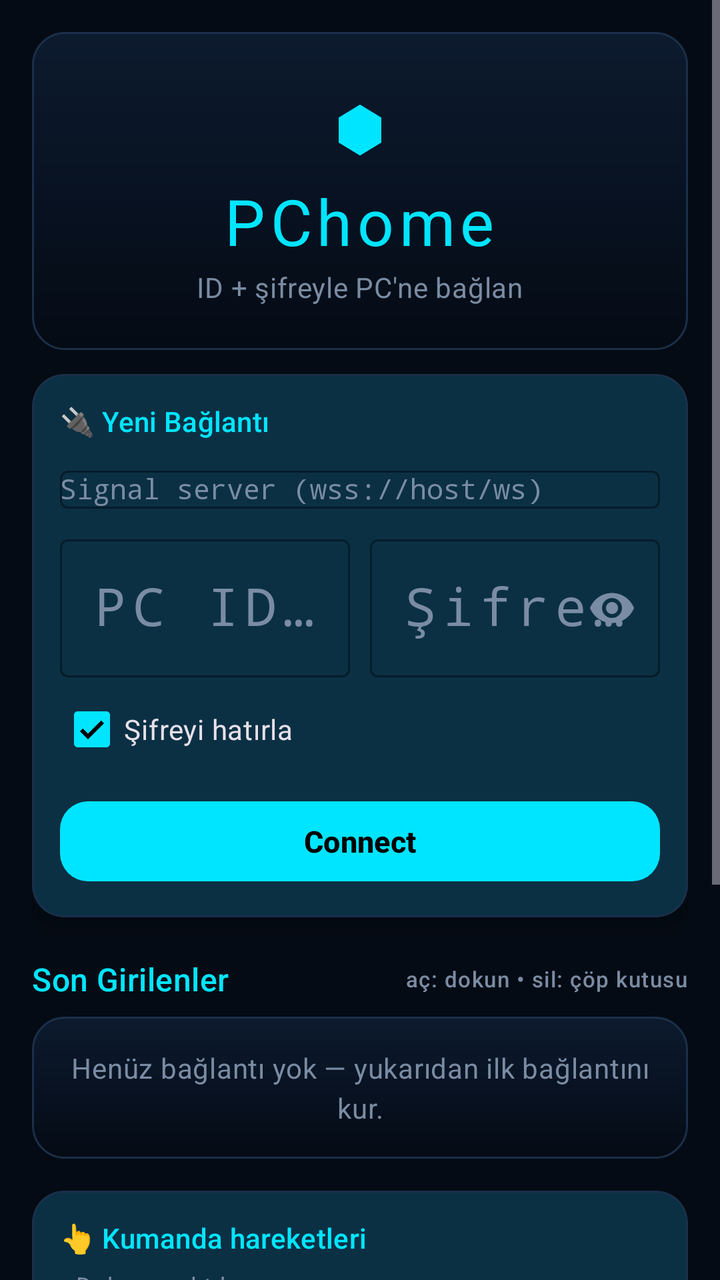
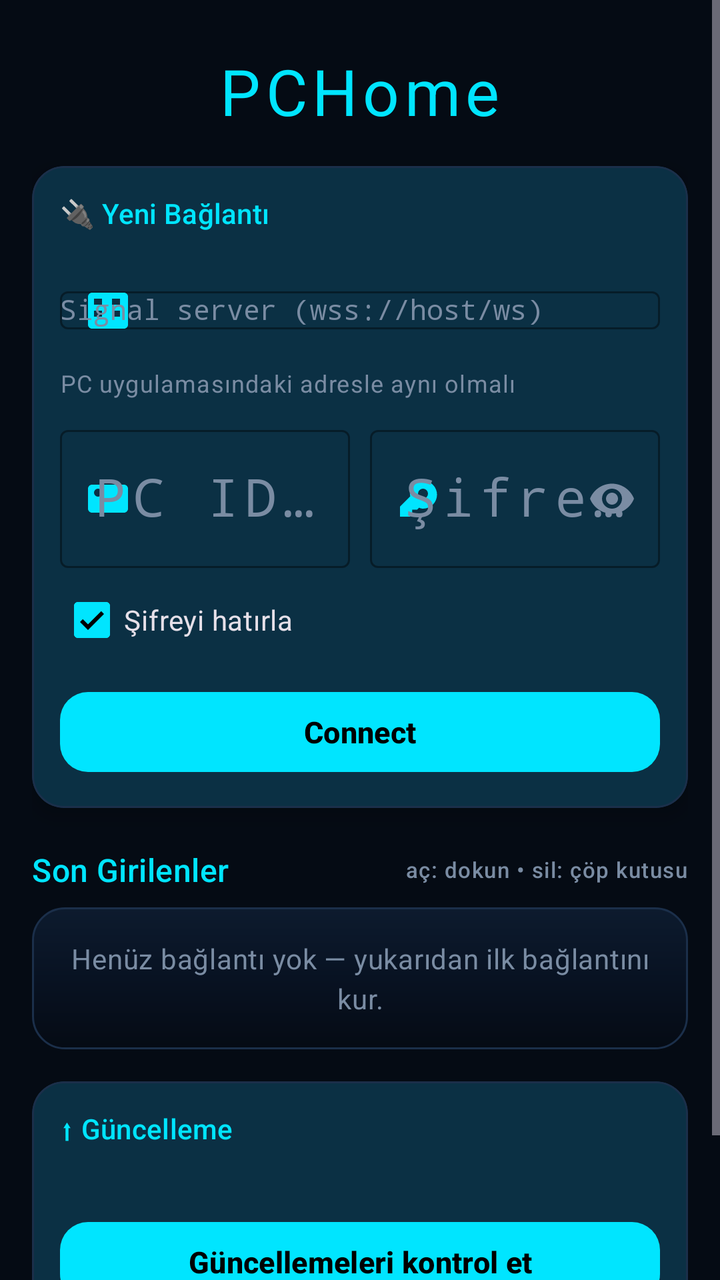

Screens rendered from an Android XML layout before and after an edit, with the pre-edit source and the edit as a unified diff.
<!-- AndroidManifest.xml: activity theme Theme.PChome -->
<!-- res/layout/activity_pin.xml -->
<?xml version="1.0" encoding="utf-8"?>
<ScrollView xmlns:android="http://schemas.android.com/apk/res/android"
    xmlns:app="http://schemas.android.com/apk/res-auto"
    android:layout_width="match_parent"
    android:layout_height="match_parent"
    android:fillViewport="true"
    android:background="@color/pchome_background">

    <LinearLayout
        android:layout_width="match_parent"
        android:layout_height="wrap_content"
        android:orientation="vertical"
        android:gravity="center_horizontal"
        android:padding="16dp">

        
        <LinearLayout
            android:layout_width="match_parent"
            android:layout_height="wrap_content"
            android:orientation="vertical"
            android:gravity="center_horizontal"
            android:background="@drawable/bg_neon_header"
            android:padding="18dp">

            <com.google.android.material.textview.MaterialTextView
                android:layout_width="wrap_content"
                android:layout_height="wrap_content"
                android:text="⬢"
                android:textSize="40sp"
                android:textColor="@color/pchome_cyan" />

            <com.google.android.material.textview.MaterialTextView
                android:layout_width="wrap_content"
                android:layout_height="wrap_content"
                android:text="@string/app_name"
                android:textAppearance="?attr/textAppearanceHeadlineLarge"
                android:textColor="@color/pchome_cyan"
                android:letterSpacing="0.08" />

            <com.google.android.material.textview.MaterialTextView
                android:layout_width="wrap_content"
                android:layout_height="wrap_content"
                android:text="@string/connect_subtitle"
                android:textAppearance="?attr/textAppearanceBodyMedium"
                android:textColor="@color/pchome_muted"
                android:layout_marginTop="2dp"
                android:layout_marginBottom="4dp" />
        </LinearLayout>

        
        <com.google.android.material.card.MaterialCardView
            android:layout_width="match_parent"
            android:layout_height="wrap_content"
            android:layout_marginTop="12dp"
            style="@style/Widget.PChome.ConnectCard">

            <LinearLayout
                android:layout_width="match_parent"
                android:layout_height="wrap_content"
                android:orientation="vertical"
                android:padding="14dp">

                <com.google.android.material.textview.MaterialTextView
                    android:layout_width="wrap_content"
                    android:layout_height="wrap_content"
                    android:text="@string/connect_card_title"
                    android:textAppearance="?attr/textAppearanceTitleSmall"
                    android:textColor="@color/pchome_cyan"
                    android:layout_marginBottom="10dp" />

                <com.google.android.material.textfield.TextInputLayout
                    android:layout_width="match_parent"
                    android:layout_height="wrap_content"
                    android:hint="@string/signal_server_hint"
                    app:boxStrokeColor="@color/pchome_cyan"
                    app:boxStrokeWidth="1dp"
                    app:boxStrokeWidthFocused="2dp"
                    app:hintTextColor="@color/pchome_muted"
                    style="@style/Widget.Material3.TextInputLayout.OutlinedBox">

                    <AutoCompleteTextView
                        android:id="@+id/server"
                        android:layout_width="match_parent"
                        android:layout_height="wrap_content"
                        android:inputType="textUri"
                        android:imeOptions="actionNext"
                        android:textSize="14sp"
                        android:textColor="@color/pchome_text"
                        android:fontFamily="monospace" />
                </com.google.android.material.textfield.TextInputLayout>

                <LinearLayout
                    android:layout_width="match_parent"
                    android:layout_height="wrap_content"
                    android:orientation="horizontal"
                    android:layout_marginTop="10dp">

                    <com.google.android.material.textfield.TextInputLayout
                        android:layout_width="0dp"
                        android:layout_height="wrap_content"
                        android:layout_weight="1"
                        android:layout_marginEnd="5dp"
                        android:hint="@string/pc_id_hint"
                        app:boxStrokeColor="@color/pchome_cyan"
                        app:boxStrokeWidth="1dp"
                        app:boxStrokeWidthFocused="2dp"
                        app:hintTextColor="@color/pchome_muted"
                        style="@style/Widget.Material3.TextInputLayout.OutlinedBox">

                        <com.google.android.material.textfield.TextInputEditText
                            android:id="@+id/pc_id_input"
                            android:layout_width="match_parent"
                            android:layout_height="wrap_content"
                            android:inputType="number"
                            android:imeOptions="actionNext"
                            android:maxLength="6"
                            android:gravity="center"
                            android:textSize="26sp"
                            android:textColor="@color/pchome_text"
                            android:fontFamily="monospace"
                            android:letterSpacing="0.12" />
                    </com.google.android.material.textfield.TextInputLayout>

                    <com.google.android.material.textfield.TextInputLayout
                        android:layout_width="0dp"
                        android:layout_height="wrap_content"
                        android:layout_weight="1"
                        android:layout_marginStart="5dp"
                        android:hint="@string/password_hint"
                        app:endIconMode="password_toggle"
                        app:boxStrokeColor="@color/pchome_cyan"
                        app:boxStrokeWidth="1dp"
                        app:boxStrokeWidthFocused="2dp"
                        app:hintTextColor="@color/pchome_muted"
                        style="@style/Widget.Material3.TextInputLayout.OutlinedBox">

                        <com.google.android.material.textfield.TextInputEditText
                            android:id="@+id/password_input"
                            android:layout_width="match_parent"
                            android:layout_height="wrap_content"
                            android:inputType="numberPassword"
                            android:imeOptions="actionDone"
                            android:maxLength="6"
                            android:gravity="center"
                            android:textSize="26sp"
                            android:textColor="@color/pchome_text"
                            android:fontFamily="monospace"
                            android:letterSpacing="0.12" />
                    </com.google.android.material.textfield.TextInputLayout>
                </LinearLayout>

                <com.google.android.material.checkbox.MaterialCheckBox
                    android:id="@+id/remember_check"
                    android:layout_width="wrap_content"
                    android:layout_height="wrap_content"
                    android:layout_gravity="start"
                    android:text="@string/remember_password"
                    android:checked="true"
                    android:layout_marginTop="2dp" />

                <com.google.android.material.button.MaterialButton
                    android:id="@+id/connect_button"
                    android:layout_width="match_parent"
                    android:layout_height="wrap_content"
                    android:text="@string/connect"
                    android:layout_marginTop="8dp"
                    style="@style/Widget.PChome.Button" />
            </LinearLayout>
        </com.google.android.material.card.MaterialCardView>

        
        <LinearLayout
            android:layout_width="match_parent"
            android:layout_height="wrap_content"
            android:orientation="horizontal"
            android:gravity="center_vertical"
            android:layout_marginTop="20dp"
            android:layout_marginBottom="8dp">

            <com.google.android.material.textview.MaterialTextView
                android:layout_width="0dp"
                android:layout_height="wrap_content"
                android:layout_weight="1"
                android:text="@string/recent_title"
                android:textAppearance="?attr/textAppearanceTitleMedium"
                android:textColor="@color/pchome_cyan" />

            <com.google.android.material.textview.MaterialTextView
                android:layout_width="wrap_content"
                android:layout_height="wrap_content"
                android:text="@string/recent_hint"
                android:textAppearance="?attr/textAppearanceLabelSmall"
                android:textColor="@color/pchome_muted" />
        </LinearLayout>

        <com.google.android.material.textview.MaterialTextView
            android:id="@+id/recent_empty"
            android:layout_width="match_parent"
            android:layout_height="wrap_content"
            android:text="@string/recent_empty"
            android:textAppearance="?attr/textAppearanceBodyMedium"
            android:textColor="@color/pchome_muted"
            android:gravity="center"
            android:padding="16dp"
            android:background="@drawable/bg_neon_header" />

        <androidx.recyclerview.widget.RecyclerView
            android:id="@+id/recent_grid"
            android:layout_width="match_parent"
            android:layout_height="wrap_content"
            android:nestedScrollingEnabled="false"
            android:clipToPadding="false" />

        
        <com.google.android.material.card.MaterialCardView
            android:layout_width="match_parent"
            android:layout_height="wrap_content"
            android:layout_marginTop="16dp"
            style="@style/Widget.PChome.ConnectCard">

            <LinearLayout
                android:layout_width="match_parent"
                android:layout_height="wrap_content"
                android:orientation="vertical"
                android:padding="14dp">

                <com.google.android.material.textview.MaterialTextView
                    android:layout_width="wrap_content"
                    android:layout_height="wrap_content"
                    android:text="@string/gesture_hint_title"
                    android:textAppearance="?attr/textAppearanceTitleSmall"
                    android:textColor="@color/pchome_cyan"
                    android:layout_marginBottom="6dp" />

                <com.google.android.material.textview.MaterialTextView
                    android:layout_width="wrap_content"
                    android:layout_height="wrap_content"
                    android:text="@string/gesture_hint_body"
                    android:textAppearance="?attr/textAppearanceBodySmall"
                    android:textColor="@color/pchome_muted"
                    android:lineSpacingExtra="3dp" />
            </LinearLayout>
        </com.google.android.material.card.MaterialCardView>

        
        <com.google.android.material.card.MaterialCardView
            android:id="@+id/update_section"
            android:layout_width="match_parent"
            android:layout_height="wrap_content"
            android:layout_marginTop="16dp"
            style="@style/Widget.PChome.ConnectCard">

            <LinearLayout
                android:layout_width="match_parent"
                android:layout_height="wrap_content"
                android:orientation="vertical"
                android:padding="14dp">

                <com.google.android.material.textview.MaterialTextView
                    android:layout_width="wrap_content"
                    android:layout_height="wrap_content"
                    android:text="@string/update_section_title"
                    android:textAppearance="?attr/textAppearanceTitleSmall"
                    android:textColor="@color/pchome_cyan"
                    android:layout_marginBottom="6dp" />

                <com.google.android.material.textview.MaterialTextView
                    android:id="@+id/update_state_text"
                    android:layout_width="wrap_content"
                    android:layout_height="wrap_content"
                    android:textAppearance="?attr/textAppearanceBodyMedium"
                    android:textColor="@color/pchome_muted" />

                <com.google.android.material.button.MaterialButton
                    android:id="@+id/update_open_button"
                    android:layout_width="match_parent"
                    android:layout_height="wrap_content"
                    android:text="@string/update_open"
                    android:layout_marginTop="8dp"
                    style="@style/Widget.PChome.Button" />
            </LinearLayout>
        </com.google.android.material.card.MaterialCardView>

        <com.google.android.material.textview.MaterialTextView
            android:id="@+id/version_footer"
            android:layout_width="wrap_content"
            android:layout_height="wrap_content"
            android:textAppearance="?attr/textAppearanceLabelSmall"
            android:textColor="@color/pchome_muted"
            android:layout_marginTop="14dp"
            android:layout_marginBottom="8dp" />

    </LinearLayout>
</ScrollView>
<!-- resources referenced by this layout -->
<resources>
  <color name="pchome_background">#FF050B14</color>
  <color name="pchome_cyan">#FF00E5FF</color>
  <color name="pchome_muted">#FF7A8CA3</color>
  <color name="pchome_text">#FFE6F4FF</color>
  <!-- drawable bg_neon_header (drawable) -->
  <?xml version="1.0" encoding="utf-8"?>
  <shape xmlns:android="http://schemas.android.com/apk/res/android"
      android:shape="rectangle">
      <gradient
          android:angle="270"
          android:startColor="#FF0D1B2E"
          android:centerColor="#FF081222"
          android:endColor="#FF050B14" />
      <corners android:radius="16dp" />
      <stroke
          android:width="1dp"
          android:color="@color/pchome_border" />
  </shape>
  <string name="app_name">PChome</string>
  <string name="connect">Connect</string>
  <string name="connect_card_title">🔌 Yeni Bağlantı</string>
  <string name="connect_subtitle">ID + şifreyle PC\'ne bağlan</string>
  <string name="gesture_hint_body">• Dokun: sol tık\n• Uzun bas: sağ tık\n• Çift dokun: çift tık\n• İki parmak: kaydır\n• TOUCHPAD kipi: telefon touchpad gibi çalışır</string>
  <string name="gesture_hint_title">👆 Kumanda hareketleri</string>
  <string name="password_hint">Şifre (6 hane)</string>
  <string name="pc_id_hint">PC ID (6 hane)</string>
  <string name="recent_empty">Henüz bağlantı yok — yukarıdan ilk bağlantını kur.</string>
  <string name="recent_hint">aç: dokun • sil: çöp kutusu</string>
  <string name="recent_title">Son Girilenler</string>
  <string name="remember_password">Şifreyi hatırla</string>
  <string name="signal_server_hint">Signal server (wss://host/ws)</string>
  <string name="update_open">Güncellemeleri kontrol et</string>
  <string name="update_section_title">⬆ Güncelleme</string>
  <style name="Widget.PChome.Button" parent="Widget.Material3.Button">
          <item name="backgroundTint">@color/pchome_cyan</item>
          <item name="android:textColor">@color/black</item>
          <item name="android:textStyle">bold</item>
          <item name="android:textSize">15sp</item>
          <item name="cornerRadius">14dp</item>
      </style>
  <style name="Widget.PChome.ConnectCard" parent="Widget.Material3.CardView.Elevated">
          <item name="cardBackgroundColor">@color/pchome_surface</item>
          <item name="cardCornerRadius">16dp</item>
          <item name="cardElevation">6dp</item>
          <item name="strokeColor">@color/pchome_border</item>
          <item name="strokeWidth">1dp</item>
      </style>
  <color name="pchome_border">#FF1B2F4A</color>
  <color name="black">#FF000000</color>
  <color name="pchome_surface">#FF0D1B2E</color>
  <color name="pchome_blue">#FF0A84FF</color>
  <color name="white">#FFFFFFFF</color>
  <color name="pchome_panel">#FF0A1626</color>
  <color name="pchome_danger">#FFFF2A55</color>
  <!-- unchanged entries left out for length: 1 -->
</resources>

<!-- the commit's change to res/layout/activity_pin.xml (unified diff, before → after) -->
@@ -14,38 +14,15 @@
         android:padding="16dp">
 
         
-        <LinearLayout
-            android:layout_width="match_parent"
-            android:layout_height="wrap_content"
-            android:orientation="vertical"
-            android:gravity="center_horizontal"
-            android:background="@drawable/bg_neon_header"
-            android:padding="18dp">
-
-            <com.google.android.material.textview.MaterialTextView
-                android:layout_width="wrap_content"
-                android:layout_height="wrap_content"
-                android:text="⬢"
-                android:textSize="40sp"
-                android:textColor="@color/pchome_cyan" />
-
-            <com.google.android.material.textview.MaterialTextView
-                android:layout_width="wrap_content"
-                android:layout_height="wrap_content"
-                android:text="@string/app_name"
-                android:textAppearance="?attr/textAppearanceHeadlineLarge"
-                android:textColor="@color/pchome_cyan"
-                android:letterSpacing="0.08" />
-
-            <com.google.android.material.textview.MaterialTextView
-                android:layout_width="wrap_content"
-                android:layout_height="wrap_content"
-                android:text="@string/connect_subtitle"
-                android:textAppearance="?attr/textAppearanceBodyMedium"
-                android:textColor="@color/pchome_muted"
-                android:layout_marginTop="2dp"
-                android:layout_marginBottom="4dp" />
-        </LinearLayout>
+        <com.google.android.material.textview.MaterialTextView
+            android:layout_width="wrap_content"
+            android:layout_height="wrap_content"
+            android:text="@string/app_name"
+            android:textAppearance="?attr/textAppearanceHeadlineLarge"
+            android:textColor="@color/pchome_cyan"
+            android:letterSpacing="0.08"
+            android:layout_marginTop="8dp"
+            android:layout_marginBottom="4dp" />
 
         
         <com.google.android.material.card.MaterialCardView
@@ -72,6 +49,14 @@
                     android:layout_width="match_parent"
                     android:layout_height="wrap_content"
                     android:hint="@string/signal_server_hint"
+                    app:helperText="@string/signal_server_help"
+                    app:helperTextTextColor="@color/pchome_muted"
+                    app:startIconDrawable="@drawable/ic_server"
+                    app:startIconTint="@color/pchome_cyan"
+                    
+                    
+                    
+                    
                     app:boxStrokeColor="@color/pchome_cyan"
                     app:boxStrokeWidth="1dp"
                     app:boxStrokeWidthFocused="2dp"
@@ -101,6 +86,8 @@
                         android:layout_weight="1"
                         android:layout_marginEnd="5dp"
                         android:hint="@string/pc_id_hint"
+                        app:startIconDrawable="@drawable/ic_id"
+                        app:startIconTint="@color/pchome_cyan"
                         app:boxStrokeColor="@color/pchome_cyan"
                         app:boxStrokeWidth="1dp"
                         app:boxStrokeWidthFocused="2dp"
@@ -128,6 +115,8 @@
                         android:layout_marginStart="5dp"
                         android:hint="@string/password_hint"
                         app:endIconMode="password_toggle"
+                        app:startIconDrawable="@drawable/ic_key"
+                        app:startIconTint="@color/pchome_cyan"
                         app:boxStrokeColor="@color/pchome_cyan"
                         app:boxStrokeWidth="1dp"
                         app:boxStrokeWidthFocused="2dp"
@@ -213,37 +202,6 @@
 
         
         <com.google.android.material.card.MaterialCardView
-            android:layout_width="match_parent"
-            android:layout_height="wrap_content"
-            android:layout_marginTop="16dp"
-            style="@style/Widget.PChome.ConnectCard">
-
-            <LinearLayout
-                android:layout_width="match_parent"
-                android:layout_height="wrap_content"
-                android:orientation="vertical"
-                android:padding="14dp">
-
-                <com.google.android.material.textview.MaterialTextView
-                    android:layout_width="wrap_content"
-                    android:layout_height="wrap_content"
-                    android:text="@string/gesture_hint_title"
-                    android:textAppearance="?attr/textAppearanceTitleSmall"
-                    android:textColor="@color/pchome_cyan"
-                    android:layout_marginBottom="6dp" />
-
-                <com.google.android.material.textview.MaterialTextView
-                    android:layout_width="wrap_content"
-                    android:layout_height="wrap_content"
-                    android:text="@string/gesture_hint_body"
-                    android:textAppearance="?attr/textAppearanceBodySmall"
-                    android:textColor="@color/pchome_muted"
-                    android:lineSpacingExtra="3dp" />
-            </LinearLayout>
-        </com.google.android.material.card.MaterialCardView>
-
-        
-        <com.google.android.material.card.MaterialCardView
             android:id="@+id/update_section"
             android:layout_width="match_parent"
             android:layout_height="wrap_content"
<!-- resource entries referenced after the edit -->
@@ -18,18 +18,46 @@
           android:width="1dp"
           android:color="@color/pchome_border" />
   </shape>
-  <string name="app_name">PChome</string>
+  <!-- drawable ic_id (drawable) -->
+  <vector xmlns:android="http://schemas.android.com/apk/res/android"
+      android:width="24dp"
+      android:height="24dp"
+      android:viewportWidth="24"
+      android:viewportHeight="24">
+      <path
+          android:fillColor="#00E5FF"
+          android:pathData="M4,5h16c1.1,0 2,0.9 2,2v10c0,1.1 -0.9,2 -2,2H4c-1.1,0 -2,-0.9 -2,-2V7c0,-1.1 0.9,-2 2,-2zM7,7a2,2 0 1,0 0,4 2,2 0 0,0 0,-4zM6,13.5h4V15H6v-1.5zM14,9h5v1.5h-5V9zM14,12.5h5V14h-5v-1.5z" />
+  </vector>
+  <!-- drawable ic_key (drawable) -->
+  <vector xmlns:android="http://schemas.android.com/apk/res/android"
+      android:width="24dp"
+      android:height="24dp"
+      android:viewportWidth="24"
+      android:viewportHeight="24">
+      <path
+          android:fillColor="#00E5FF"
+          android:pathData="M14.5,3A6.5,6.5 0 0,0 8.1,10.9L3,16v5h5l1.1,-1.1v-2.4h2.4l1,-1c0.9,0.4 1.5,0.5 2,0.5A6.5,6.5 0 1,0 14.5,3zM14.5,7A2.5,2.5 0 1,1 12,9.5 2.5,2.5 0 0,1 14.5,7z" />
+  </vector>
+  <!-- drawable ic_server (drawable) -->
+  <vector xmlns:android="http://schemas.android.com/apk/res/android"
+      android:width="24dp"
+      android:height="24dp"
+      android:viewportWidth="24"
+      android:viewportHeight="24">
+      <path
+          android:fillColor="#00E5FF"
+          android:pathData="M4,3h16c1.1,0 2,0.9 2,2v14c0,1.1 -0.9,2 -2,2H4c-1.1,0 -2,-0.9 -2,-2V5c0,-1.1 0.9,-2 2,-2zM5,6v3h4V6H5zM14,6v3h4V6h-4zM5,12v3h4v-3H5zM14,12v3h4v-3h-4z" />
+  </vector>
+  <string name="app_name">PCHome</string>
   <string name="connect">Connect</string>
   <string name="connect_card_title">🔌 Yeni Bağlantı</string>
-  <string name="connect_subtitle">ID + şifreyle PC\'ne bağlan</string>
-  <string name="gesture_hint_body">• Dokun: sol tık\n• Uzun bas: sağ tık\n• Çift dokun: çift tık\n• İki parmak: kaydır\n• TOUCHPAD kipi: telefon touchpad gibi çalışır</string>
-  <string name="gesture_hint_title">👆 Kumanda hareketleri</string>
   <string name="password_hint">Şifre (6 hane)</string>
   <string name="pc_id_hint">PC ID (6 hane)</string>
   <string name="recent_empty">Henüz bağlantı yok — yukarıdan ilk bağlantını kur.</string>
   <string name="recent_hint">aç: dokun • sil: çöp kutusu</string>
   <string name="recent_title">Son Girilenler</string>
   <string name="remember_password">Şifreyi hatırla</string>
+  <string name="signal_server_help">PC uygulamasındaki adresle aynı olmalı</string>
   <string name="signal_server_hint">Signal server (wss://host/ws)</string>
   <string name="update_open">Güncellemeleri kontrol et</string>
   <string name="update_section_title">⬆ Güncelleme</string>
